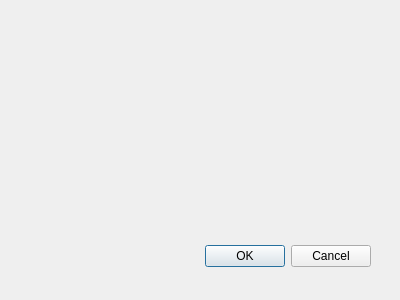
The window that foodintake.ui (kevinlucas23/getFit) describes before a commit, drawn with Qt 5.
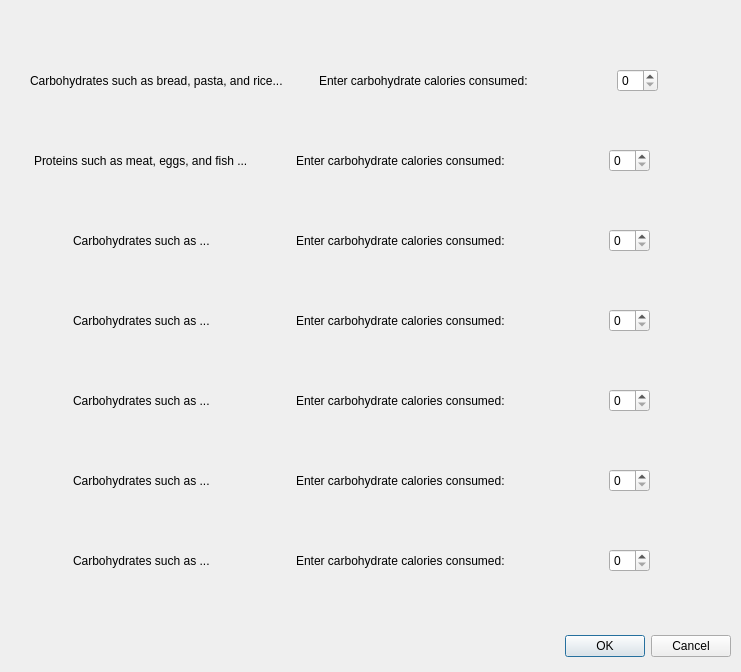
The same window after the commit.

Diff of the .ui file:
```diff
--- a/foodintake.ui
+++ b/foodintake.ui
@@ -8,8 +8,8 @@
    <rect>
     <x>0</x>
     <y>0</y>
-    <width>400</width>
-    <height>300</height>
+    <width>741</width>
+    <height>672</height>
    </rect>
   </property>
   <property name="windowTitle">
@@ -18,9 +18,9 @@
   <widget class="QDialogButtonBox" name="buttonBox">
    <property name="geometry">
     <rect>
-     <x>30</x>
-     <y>240</y>
-     <width>341</width>
+     <x>560</x>
+     <y>630</y>
+     <width>171</width>
      <height>32</height>
     </rect>
    </property>
@@ -31,6 +31,433 @@
     <set>QDialogButtonBox::Cancel|QDialogButtonBox::Ok</set>
    </property>
   </widget>
+  <widget class="QWidget" name="horizontalLayoutWidget">
+   <property name="geometry">
+    <rect>
+     <x>0</x>
+     <y>40</y>
+     <width>741</width>
+     <height>81</height>
+    </rect>
+   </property>
+   <layout class="QHBoxLayout" name="horizontalLayout">
+    <item>
+     <spacer name="horizontalSpacer_14">
+      <property name="orientation">
+       <enum>Qt::Horizontal</enum>
+      </property>
+      <property name="sizeType">
+       <enum>QSizePolicy::Fixed</enum>
+      </property>
+      <property name="sizeHint" stdset="0">
+       <size>
+        <width>30</width>
+        <height>76</height>
+       </size>
+      </property>
+     </spacer>
+    </item>
+    <item alignment="Qt::AlignHCenter">
+     <widget class="QLabel" name="label_2">
+      <property name="text">
+       <string>Carbohydrates such as bread, pasta, and rice...</string>
+      </property>
+     </widget>
+    </item>
+    <item>
+     <spacer name="horizontalSpacer_2">
+      <property name="orientation">
+       <enum>Qt::Horizontal</enum>
+      </property>
+      <property name="sizeType">
+       <enum>QSizePolicy::Fixed</enum>
+      </property>
+      <property name="sizeHint" stdset="0">
+       <size>
+        <width>30</width>
+        <height>76</height>
+       </size>
+      </property>
+     </spacer>
+    </item>
+    <item alignment="Qt::AlignHCenter">
+     <widget class="QLabel" name="label">
+      <property name="text">
+       <string>Enter carbohydrate calories consumed:</string>
+      </property>
+     </widget>
+    </item>
+    <item alignment="Qt::AlignHCenter">
+     <widget class="QSpinBox" name="spinBox"/>
+    </item>
+   </layout>
+  </widget>
+  <widget class="QWidget" name="horizontalLayoutWidget_2">
+   <property name="geometry">
+    <rect>
+     <x>0</x>
+     <y>120</y>
+     <width>741</width>
+     <height>81</height>
+    </rect>
+   </property>
+   <layout class="QHBoxLayout" name="horizontalLayout_2">
+    <item>
+     <spacer name="horizontalSpacer_13">
+      <property name="orientation">
+       <enum>Qt::Horizontal</enum>
+      </property>
+      <property name="sizeType">
+       <enum>QSizePolicy::Fixed</enum>
+      </property>
+      <property name="sizeHint" stdset="0">
+       <size>
+        <width>30</width>
+        <height>76</height>
+       </size>
+      </property>
+     </spacer>
+    </item>
+    <item alignment="Qt::AlignHCenter">
+     <widget class="QLabel" name="label_3">
+      <property name="text">
+       <string>Proteins such as meat, eggs, and fish ...</string>
+      </property>
+     </widget>
+    </item>
+    <item>
+     <spacer name="horizontalSpacer">
+      <property name="orientation">
+       <enum>Qt::Horizontal</enum>
+      </property>
+      <property name="sizeType">
+       <enum>QSizePolicy::Fixed</enum>
+      </property>
+      <property name="sizeHint" stdset="0">
+       <size>
+        <width>30</width>
+        <height>76</height>
+       </size>
+      </property>
+     </spacer>
+    </item>
+    <item alignment="Qt::AlignHCenter">
+     <widget class="QLabel" name="label_4">
+      <property name="text">
+       <string>Enter carbohydrate calories consumed:</string>
+      </property>
+     </widget>
+    </item>
+    <item alignment="Qt::AlignHCenter">
+     <widget class="QSpinBox" name="spinBox_2"/>
+    </item>
+   </layout>
+  </widget>
+  <widget class="QWidget" name="horizontalLayoutWidget_3">
+   <property name="geometry">
+    <rect>
+     <x>0</x>
+     <y>200</y>
+     <width>741</width>
+     <height>81</height>
+    </rect>
+   </property>
+   <layout class="QHBoxLayout" name="horizontalLayout_3">
+    <item>
+     <spacer name="horizontalSpacer_9">
+      <property name="orientation">
+       <enum>Qt::Horizontal</enum>
+      </property>
+      <property name="sizeType">
+       <enum>QSizePolicy::Fixed</enum>
+      </property>
+      <property name="sizeHint" stdset="0">
+       <size>
+        <width>30</width>
+        <height>76</height>
+       </size>
+      </property>
+     </spacer>
+    </item>
+    <item alignment="Qt::AlignHCenter">
+     <widget class="QLabel" name="label_5">
+      <property name="text">
+       <string>Carbohydrates such as ...</string>
+      </property>
+     </widget>
+    </item>
+    <item>
+     <spacer name="horizontalSpacer_3">
+      <property name="orientation">
+       <enum>Qt::Horizontal</enum>
+      </property>
+      <property name="sizeType">
+       <enum>QSizePolicy::Fixed</enum>
+      </property>
+      <property name="sizeHint" stdset="0">
+       <size>
+        <width>30</width>
+        <height>76</height>
+       </size>
+      </property>
+     </spacer>
+    </item>
+    <item alignment="Qt::AlignHCenter">
+     <widget class="QLabel" name="label_6">
+      <property name="text">
+       <string>Enter carbohydrate calories consumed:</string>
+      </property>
+     </widget>
+    </item>
+    <item alignment="Qt::AlignHCenter">
+     <widget class="QSpinBox" name="spinBox_3"/>
+    </item>
+   </layout>
+  </widget>
+  <widget class="QWidget" name="horizontalLayoutWidget_4">
+   <property name="geometry">
+    <rect>
+     <x>0</x>
+     <y>280</y>
+     <width>741</width>
+     <height>81</height>
+    </rect>
+   </property>
+   <layout class="QHBoxLayout" name="horizontalLayout_4">
+    <item>
+     <spacer name="horizontalSpacer_12">
+      <property name="orientation">
+       <enum>Qt::Horizontal</enum>
+      </property>
+      <property name="sizeType">
+       <enum>QSizePolicy::Fixed</enum>
+      </property>
+      <property name="sizeHint" stdset="0">
+       <size>
+        <width>30</width>
+        <height>76</height>
+       </size>
+      </property>
+     </spacer>
+    </item>
+    <item alignment="Qt::AlignHCenter">
+     <widget class="QLabel" name="label_7">
+      <property name="text">
+       <string>Carbohydrates such as ...</string>
+      </property>
+     </widget>
+    </item>
+    <item>
+     <spacer name="horizontalSpacer_8">
+      <property name="orientation">
+       <enum>Qt::Horizontal</enum>
+      </property>
+      <property name="sizeType">
+       <enum>QSizePolicy::Fixed</enum>
+      </property>
+      <property name="sizeHint" stdset="0">
+       <size>
+        <width>30</width>
+        <height>76</height>
+       </size>
+      </property>
+     </spacer>
+    </item>
+    <item alignment="Qt::AlignHCenter">
+     <widget class="QLabel" name="label_8">
+      <property name="text">
+       <string>Enter carbohydrate calories consumed:</string>
+      </property>
+     </widget>
+    </item>
+    <item alignment="Qt::AlignHCenter">
+     <widget class="QSpinBox" name="spinBox_4"/>
+    </item>
+   </layout>
+  </widget>
+  <widget class="QWidget" name="horizontalLayoutWidget_5">
+   <property name="geometry">
+    <rect>
+     <x>0</x>
+     <y>360</y>
+     <width>741</width>
+     <height>81</height>
+    </rect>
+   </property>
+   <layout class="QHBoxLayout" name="horizontalLayout_5">
+    <item>
+     <spacer name="horizontalSpacer_10">
+      <property name="orientation">
+       <enum>Qt::Horizontal</enum>
+      </property>
+      <property name="sizeType">
+       <enum>QSizePolicy::Fixed</enum>
+      </property>
+      <property name="sizeHint" stdset="0">
+       <size>
+        <width>30</width>
+        <height>76</height>
+       </size>
+      </property>
+     </spacer>
+    </item>
+    <item alignment="Qt::AlignHCenter">
+     <widget class="QLabel" name="label_9">
+      <property name="text">
+       <string>Carbohydrates such as ...</string>
+      </property>
+     </widget>
+    </item>
+    <item>
+     <spacer name="horizontalSpacer_7">
+      <property name="orientation">
+       <enum>Qt::Horizontal</enum>
+      </property>
+      <property name="sizeType">
+       <enum>QSizePolicy::Fixed</enum>
+      </property>
+      <property name="sizeHint" stdset="0">
+       <size>
+        <width>30</width>
+        <height>76</height>
+       </size>
+      </property>
+     </spacer>
+    </item>
+    <item alignment="Qt::AlignHCenter">
+     <widget class="QLabel" name="label_10">
+      <property name="text">
+       <string>Enter carbohydrate calories consumed:</string>
+      </property>
+     </widget>
+    </item>
+    <item alignment="Qt::AlignHCenter">
+     <widget class="QSpinBox" name="spinBox_5"/>
+    </item>
+   </layout>
+  </widget>
+  <widget class="QWidget" name="horizontalLayoutWidget_6">
+   <property name="geometry">
+    <rect>
+     <x>0</x>
+     <y>440</y>
+     <width>741</width>
+     <height>81</height>
+    </rect>
+   </property>
+   <layout class="QHBoxLayout" name="horizontalLayout_6">
+    <item>
+     <spacer name="horizontalSpacer_11">
+      <property name="orientation">
+       <enum>Qt::Horizontal</enum>
+      </property>
+      <property name="sizeType">
+       <enum>QSizePolicy::Fixed</enum>
+      </property>
+      <property name="sizeHint" stdset="0">
+       <size>
+        <width>30</width>
+        <height>76</height>
+       </size>
+      </property>
+     </spacer>
+    </item>
+    <item alignment="Qt::AlignHCenter">
+     <widget class="QLabel" name="label_11">
+      <property name="text">
+       <string>Carbohydrates such as ...</string>
+      </property>
+     </widget>
+    </item>
+    <item>
+     <spacer name="horizontalSpacer_6">
+      <property name="orientation">
+       <enum>Qt::Horizontal</enum>
+      </property>
+      <property name="sizeType">
+       <enum>QSizePolicy::Fixed</enum>
+      </property>
+      <property name="sizeHint" stdset="0">
+       <size>
+        <width>30</width>
+        <height>76</height>
+       </size>
+      </property>
+     </spacer>
+    </item>
+    <item alignment="Qt::AlignHCenter">
+     <widget class="QLabel" name="label_12">
+      <property name="text">
+       <string>Enter carbohydrate calories consumed:</string>
+      </property>
+     </widget>
+    </item>
+    <item alignment="Qt::AlignHCenter">
+     <widget class="QSpinBox" name="spinBox_6"/>
+    </item>
+   </layout>
+  </widget>
+  <widget class="QWidget" name="horizontalLayoutWidget_7">
+   <property name="geometry">
+    <rect>
+     <x>0</x>
+     <y>520</y>
+     <width>741</width>
+     <height>81</height>
+    </rect>
+   </property>
+   <layout class="QHBoxLayout" name="horizontalLayout_7">
+    <item>
+     <spacer name="horizontalSpacer_4">
+      <property name="orientation">
+       <enum>Qt::Horizontal</enum>
+      </property>
+      <property name="sizeType">
+       <enum>QSizePolicy::Fixed</enum>
+      </property>
+      <property name="sizeHint" stdset="0">
+       <size>
+        <width>30</width>
+        <height>76</height>
+       </size>
+      </property>
+     </spacer>
+    </item>
+    <item alignment="Qt::AlignHCenter">
+     <widget class="QLabel" name="label_13">
+      <property name="text">
+       <string>Carbohydrates such as ...</string>
+      </property>
+     </widget>
+    </item>
+    <item>
+     <spacer name="horizontalSpacer_5">
+      <property name="orientation">
+       <enum>Qt::Horizontal</enum>
+      </property>
+      <property name="sizeType">
+       <enum>QSizePolicy::Fixed</enum>
+      </property>
+      <property name="sizeHint" stdset="0">
+       <size>
+        <width>30</width>
+        <height>76</height>
+       </size>
+      </property>
+     </spacer>
+    </item>
+    <item alignment="Qt::AlignHCenter">
+     <widget class="QLabel" name="label_14">
+      <property name="text">
+       <string>Enter carbohydrate calories consumed:</string>
+      </property>
+     </widget>
+    </item>
+    <item alignment="Qt::AlignHCenter">
+     <widget class="QSpinBox" name="spinBox_7"/>
+    </item>
+   </layout>
+  </widget>
  </widget>
  <pixmapfunction/>
  <resources/>
```
Left out of the diff: 5 changed lines with no effect on the pictures.
